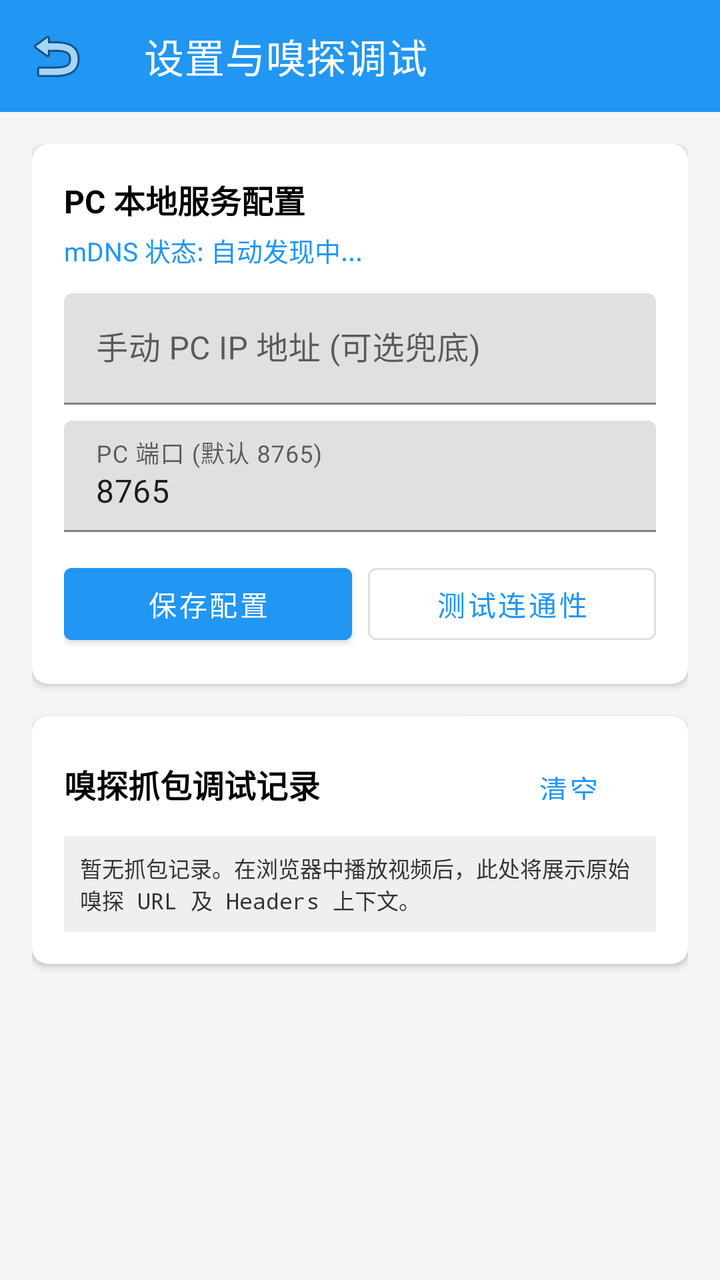
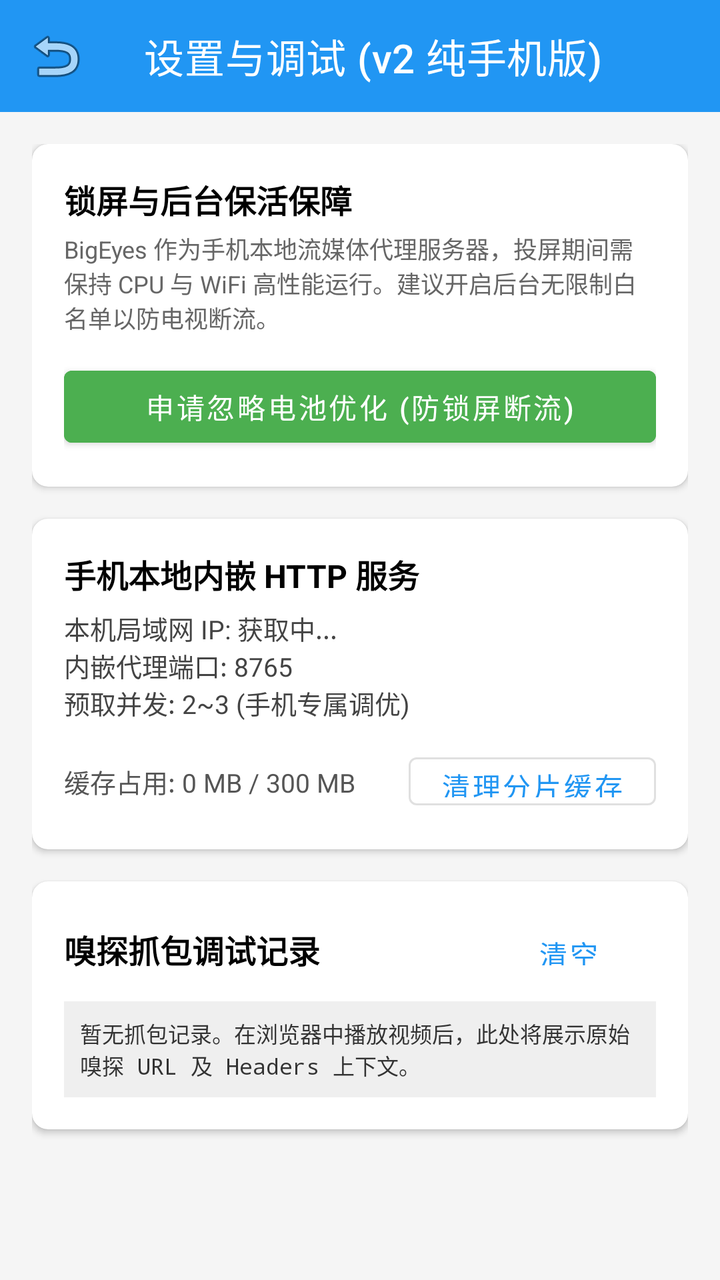

Screens rendered from an Android XML layout before and after an edit, with the pre-edit source and the edit as a unified diff.
<!-- AndroidManifest.xml: application theme Theme.BigEyes -->
<!-- res/layout/activity_settings.xml -->
<?xml version="1.0" encoding="utf-8"?>
<LinearLayout xmlns:android="http://schemas.android.com/apk/res/android"
    xmlns:app="http://schemas.android.com/apk/res-auto"
    android:layout_width="match_parent"
    android:layout_height="match_parent"
    android:orientation="vertical"
    android:background="#F5F5F5">

    <com.google.android.material.appbar.MaterialToolbar
        android:id="@+id/toolbar"
        android:layout_width="match_parent"
        android:layout_height="?attr/actionBarSize"
        android:background="@color/brand_primary"
        app:title="设置与嗅探调试"
        app:titleTextColor="@color/white"
        app:navigationIcon="@android:drawable/ic_menu_revert" />

    <ScrollView
        android:layout_width="match_parent"
        android:layout_height="match_parent"
        android:padding="16dp">

        <LinearLayout
            android:layout_width="match_parent"
            android:layout_height="wrap_content"
            android:orientation="vertical">

            
            <androidx.cardview.widget.CardView
                android:layout_width="match_parent"
                android:layout_height="wrap_content"
                app:cardCornerRadius="8dp"
                app:cardElevation="2dp"
                android:layout_marginBottom="16dp">

                <LinearLayout
                    android:layout_width="match_parent"
                    android:layout_height="wrap_content"
                    android:orientation="vertical"
                    android:padding="16dp">

                    <TextView
                        android:layout_width="wrap_content"
                        android:layout_height="wrap_content"
                        android:text="PC 本地服务配置"
                        android:textStyle="bold"
                        android:textSize="16sp"
                        android:textColor="@color/black" />

                    <TextView
                        android:id="@+id/tv_discovery_status"
                        android:layout_width="wrap_content"
                        android:layout_height="wrap_content"
                        android:text="mDNS 状态: 自动发现中..."
                        android:textColor="@color/brand_primary"
                        android:textSize="13sp"
                        android:layout_marginTop="4dp" />

                    <com.google.android.material.textfield.TextInputLayout
                        android:layout_width="match_parent"
                        android:layout_height="wrap_content"
                        android:layout_marginTop="12dp"
                        android:hint="手动 PC IP 地址 (可选兜底)">

                        <com.google.android.material.textfield.TextInputEditText
                            android:id="@+id/et_manual_ip"
                            android:layout_width="match_parent"
                            android:layout_height="wrap_content"
                            android:singleLine="true"
                            android:inputType="text" />
                    </com.google.android.material.textfield.TextInputLayout>

                    <com.google.android.material.textfield.TextInputLayout
                        android:layout_width="match_parent"
                        android:layout_height="wrap_content"
                        android:layout_marginTop="8dp"
                        android:hint="PC 端口 (默认 8765)">

                        <com.google.android.material.textfield.TextInputEditText
                            android:id="@+id/et_manual_port"
                            android:layout_width="match_parent"
                            android:layout_height="wrap_content"
                            android:singleLine="true"
                            android:text="8765"
                            android:inputType="number" />
                    </com.google.android.material.textfield.TextInputLayout>

                    <LinearLayout
                        android:layout_width="match_parent"
                        android:layout_height="wrap_content"
                        android:orientation="horizontal"
                        android:layout_marginTop="12dp">

                        <Button
                            android:id="@+id/btn_save_config"
                            android:layout_width="0dp"
                            android:layout_height="wrap_content"
                            android:layout_weight="1"
                            android:text="保存配置"
                            android:backgroundTint="@color/brand_primary" />

                        <Button
                            android:id="@+id/btn_test_conn"
                            android:layout_width="0dp"
                            android:layout_height="wrap_content"
                            android:layout_weight="1"
                            android:text="测试连通性"
                            android:layout_marginStart="8dp"
                            style="@style/Widget.MaterialComponents.Button.OutlinedButton" />
                    </LinearLayout>

                </LinearLayout>
            </androidx.cardview.widget.CardView>

            
            <androidx.cardview.widget.CardView
                android:layout_width="match_parent"
                android:layout_height="wrap_content"
                app:cardCornerRadius="8dp"
                app:cardElevation="2dp"
                android:layout_marginBottom="16dp">

                <LinearLayout
                    android:layout_width="match_parent"
                    android:layout_height="wrap_content"
                    android:orientation="vertical"
                    android:padding="16dp">

                    <LinearLayout
                        android:layout_width="match_parent"
                        android:layout_height="wrap_content"
                        android:orientation="horizontal"
                        android:gravity="center_vertical">

                        <TextView
                            android:layout_width="0dp"
                            android:layout_height="wrap_content"
                            android:layout_weight="1"
                            android:text="嗅探抓包调试记录"
                            android:textStyle="bold"
                            android:textSize="16sp"
                            android:textColor="@color/black" />

                        <Button
                            android:id="@+id/btn_clear_logs"
                            android:layout_width="wrap_content"
                            android:layout_height="36dp"
                            android:text="清空"
                            style="@style/Widget.MaterialComponents.Button.TextButton" />
                    </LinearLayout>

                    <TextView
                        android:id="@+id/tv_debug_logs"
                        android:layout_width="match_parent"
                        android:layout_height="wrap_content"
                        android:textSize="11sp"
                        android:typeface="monospace"
                        android:background="#EFEFEF"
                        android:padding="8dp"
                        android:layout_marginTop="8dp"
                        android:textColor="#333333"
                        android:text="暂无抓包记录。在浏览器中播放视频后，此处将展示原始嗅探 URL 及 Headers 上下文。" />

                </LinearLayout>
            </androidx.cardview.widget.CardView>

        </LinearLayout>
    </ScrollView>

</LinearLayout>
<!-- resources referenced by this layout -->
<resources>
  <color name="black">#FF000000</color>
  <color name="brand_primary">#FF2196F3</color>
  <color name="white">#FFFFFFFF</color>
  <style name="Theme.BigEyes" parent="Theme.MaterialComponents.DayNight.NoActionBar">
          <item name="colorPrimary">@color/brand_primary</item>
          <item name="colorPrimaryVariant">@color/purple_700</item>
          <item name="colorOnPrimary">@color/white</item>
          <item name="colorSecondary">@color/brand_secondary</item>
          <item name="colorSecondaryVariant">@color/teal_700</item>
          <item name="colorOnSecondary">@color/black</item>
          <item name="android:statusBarColor">?attr/colorPrimaryVariant</item>
      </style>
  <color name="purple_700">#FF3700B3</color>
  <color name="brand_secondary">#FF4CAF50</color>
  <color name="teal_700">#FF018786</color>
</resources>

<!-- the commit's change to res/layout/activity_settings.xml (unified diff, before → after) -->
@@ -11,7 +11,7 @@
         android:layout_width="match_parent"
         android:layout_height="?attr/actionBarSize"
         android:background="@color/brand_primary"
-        app:title="设置与嗅探调试"
+        app:title="设置与调试 (v2 纯手机版)"
         app:titleTextColor="@color/white"
         app:navigationIcon="@android:drawable/ic_menu_revert" />
 
@@ -42,70 +42,82 @@
                     <TextView
                         android:layout_width="wrap_content"
                         android:layout_height="wrap_content"
-                        android:text="PC 本地服务配置"
+                        android:text="锁屏与后台保活保障"
                         android:textStyle="bold"
                         android:textSize="16sp"
                         android:textColor="@color/black" />
 
                     <TextView
-                        android:id="@+id/tv_discovery_status"
                         android:layout_width="wrap_content"
                         android:layout_height="wrap_content"
-                        android:text="mDNS 状态: 自动发现中..."
-                        android:textColor="@color/brand_primary"
-                        android:textSize="13sp"
+                        android:text="BigEyes 作为手机本地流媒体代理服务器，投屏期间需保持 CPU 与 WiFi 高性能运行。建议开启后台无限制白名单以防电视断流。"
+                        android:textColor="#666666"
+                        android:textSize="12sp"
                         android:layout_marginTop="4dp" />
 
-                    <com.google.android.material.textfield.TextInputLayout
+                    <Button
+                        android:id="@+id/btn_ignore_battery"
                         android:layout_width="match_parent"
                         android:layout_height="wrap_content"
+                        android:text="申请忽略电池优化 (防锁屏断流)"
                         android:layout_marginTop="12dp"
-                        android:hint="手动 PC IP 地址 (可选兜底)">
+                        android:backgroundTint="@color/brand_secondary" />
 
-                        <com.google.android.material.textfield.TextInputEditText
-                            android:id="@+id/et_manual_ip"
-                            android:layout_width="match_parent"
-                            android:layout_height="wrap_content"
-                            android:singleLine="true"
-                            android:inputType="text" />
-                    </com.google.android.material.textfield.TextInputLayout>
+                </LinearLayout>
+            </androidx.cardview.widget.CardView>
 
-                    <com.google.android.material.textfield.TextInputLayout
-                        android:layout_width="match_parent"
+            
+            <androidx.cardview.widget.CardView
+                android:layout_width="match_parent"
+                android:layout_height="wrap_content"
+                app:cardCornerRadius="8dp"
+                app:cardElevation="2dp"
+                android:layout_marginBottom="16dp">
+
+                <LinearLayout
+                    android:layout_width="match_parent"
+                    android:layout_height="wrap_content"
+                    android:orientation="vertical"
+                    android:padding="16dp">
+
+                    <TextView
+                        android:layout_width="wrap_content"
                         android:layout_height="wrap_content"
-                        android:layout_marginTop="8dp"
-                        android:hint="PC 端口 (默认 8765)">
+                        android:text="手机本地内嵌 HTTP 服务"
+                        android:textStyle="bold"
+                        android:textSize="16sp"
+                        android:textColor="@color/black" />
 
-                        <com.google.android.material.textfield.TextInputEditText
-                            android:id="@+id/et_manual_port"
-                            android:layout_width="match_parent"
-                            android:layout_height="wrap_content"
-                            android:singleLine="true"
-                            android:text="8765"
-                            android:inputType="number" />
-                    </com.google.android.material.textfield.TextInputLayout>
+                    <TextView
+                        android:id="@+id/tv_local_server_info"
+                        android:layout_width="wrap_content"
+                        android:layout_height="wrap_content"
+                        android:text="本机局域网 IP: 获取中...\n内嵌代理端口: 8765\n预取并发: 2~3 (手机专属调优)"
+                        android:textColor="#444444"
+                        android:textSize="13sp"
+                        android:layout_marginTop="6dp" />
 
                     <LinearLayout
                         android:layout_width="match_parent"
                         android:layout_height="wrap_content"
                         android:orientation="horizontal"
+                        android:gravity="center_vertical"
                         android:layout_marginTop="12dp">
 
-                        <Button
-                            android:id="@+id/btn_save_config"
+                        <TextView
+                            android:id="@+id/tv_cache_info"
                             android:layout_width="0dp"
                             android:layout_height="wrap_content"
                             android:layout_weight="1"
-                            android:text="保存配置"
-                            android:backgroundTint="@color/brand_primary" />
+                            android:text="缓存占用: 0 MB / 300 MB"
+                            android:textSize="13sp"
+                            android:textColor="#555555" />
 
                         <Button
-                            android:id="@+id/btn_test_conn"
-                            android:layout_width="0dp"
-                            android:layout_height="wrap_content"
-                            android:layout_weight="1"
-                            android:text="测试连通性"
-                            android:layout_marginStart="8dp"
+                            android:id="@+id/btn_clear_cache"
+                            android:layout_width="wrap_content"
+                            android:layout_height="36dp"
+                            android:text="清理分片缓存"
                             style="@style/Widget.MaterialComponents.Button.OutlinedButton" />
                     </LinearLayout>
 
